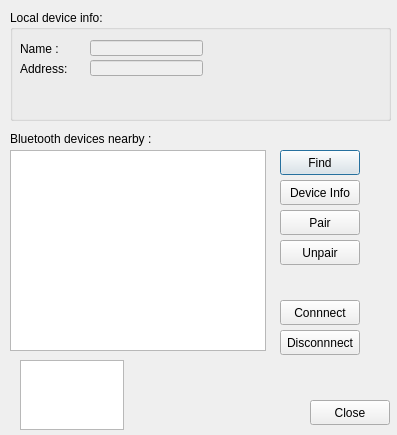
Before: the Qt Designer form btconnector.ui in miiiiichal/OBDScanner, drawn with Qt 5.
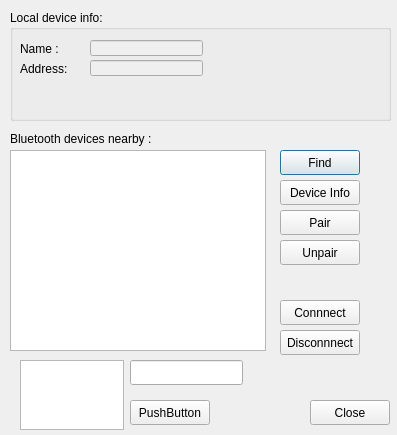
After: the same form once the commit is applied.

```diff
--- a/btconnector.ui
+++ b/btconnector.ui
@@ -215,6 +215,29 @@
     <string>Connnect</string>
    </property>
   </widget>
+  <widget class="QPushButton" name="pushButton">
+   <property name="geometry">
+    <rect>
+     <x>130</x>
+     <y>400</y>
+     <width>80</width>
+     <height>25</height>
+    </rect>
+   </property>
+   <property name="text">
+    <string>PushButton</string>
+   </property>
+  </widget>
+  <widget class="QLineEdit" name="inputInstr">
+   <property name="geometry">
+    <rect>
+     <x>130</x>
+     <y>360</y>
+     <width>113</width>
+     <height>25</height>
+    </rect>
+   </property>
+  </widget>
  </widget>
  <resources/>
  <connections/>
```
